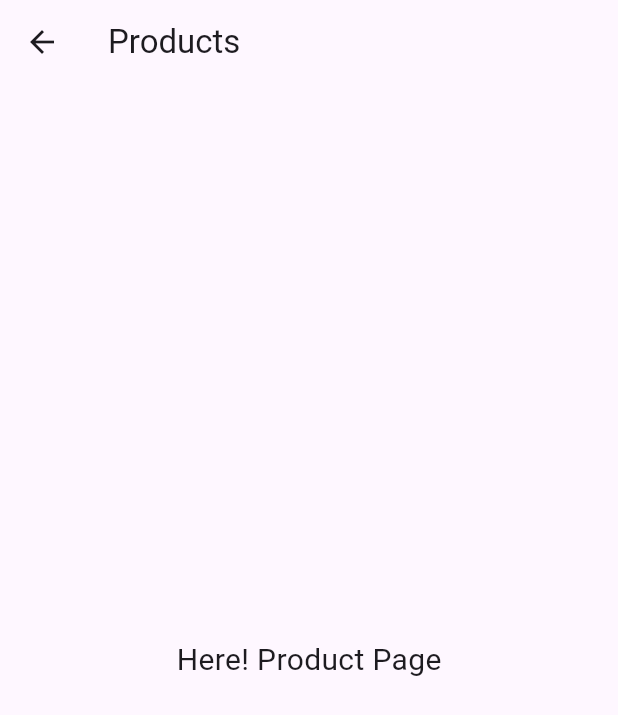
After one commit to Janith1998/flutter-app, a Flutter app: the screen it shows after launch, after a tap on "Go to Product Page", on a phone screen of 412 x 824 dp. The commit adds this screen. Shown: the top 715 px of the screen. Run offline on Flutter 3.47's test engine with Material 3 defaults, Android fonts, the phone set to English and light mode, and no system bars.

Commit message:
Added home and products screens with navigation

```diff
--- a/lib/screens/home_screen.dart
+++ b/lib/screens/home_screen.dart
@@ -1,4 +1,5 @@
 import 'package:flutter/material.dart';
+import 'products_screen.dart';
 
 class HomeScreen extends StatelessWidget {
   const HomeScreen({super.key});
@@ -7,7 +8,17 @@ class HomeScreen extends StatelessWidget {
   Widget build(BuildContext context) {
     return Scaffold(
       appBar: AppBar(title: Text("Home Page")),
-      body: Center(child: Text("Hello this Is Landing Page")),
+      body: Center(
+        child: ElevatedButton(
+          onPressed: () {
+            Navigator.push(
+              context,
+              MaterialPageRoute(builder: (context) => const ProductsScreen()),
+            );
+          },
+          child: const Text('Go to Product Page'),
+        ),
+      ),
     );
   }
 }
--- /dev/null
+++ b/lib/screens/products_screen.dart
@@ -0,0 +1,15 @@
+import 'package:flutter/material.dart';
+
+class ProductsScreen extends StatelessWidget {
+  const ProductsScreen({super.key});
+
+  @override
+  Widget build(BuildContext context) {
+    return Scaffold(
+      appBar: AppBar(title: Text('Products')),
+      body: const Center(
+        child: Text('Here! Product Page', style: TextStyle(fontSize: 20)),
+      ),
+    );
+  }
+}
```
